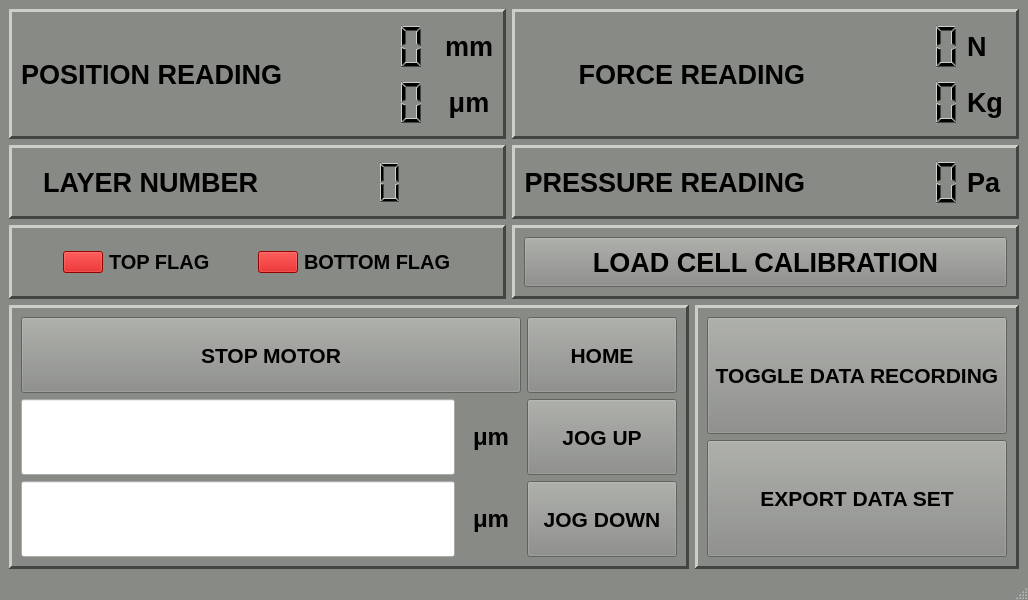
georgeExotic/BlackBetty_v2, file newBlackBetty.ui: the form before one commit.
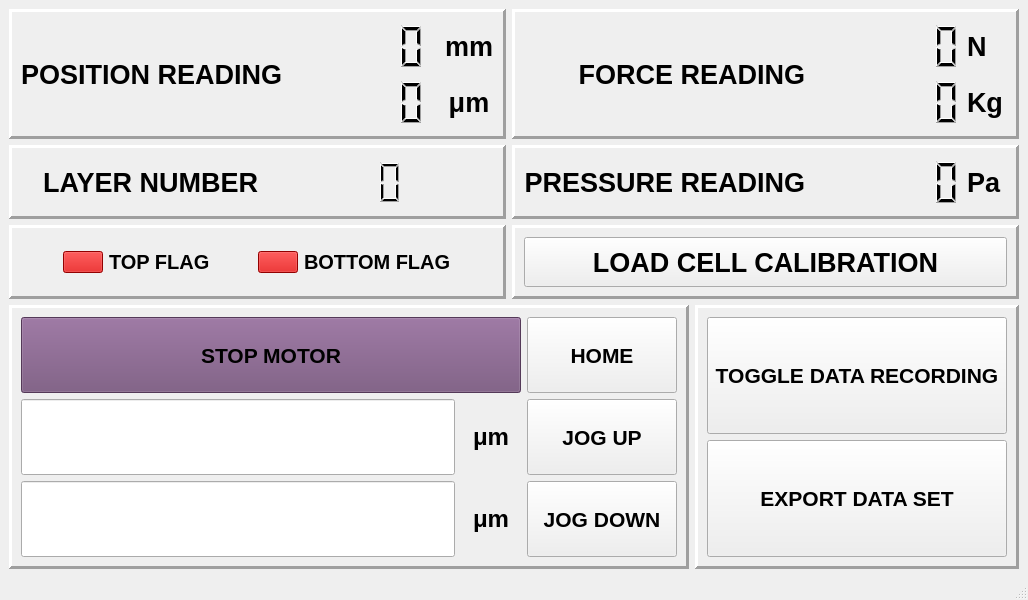
The form after the commit.

```diff
--- a/newBlackBetty.ui
+++ b/newBlackBetty.ui
@@ -22,448 +22,6 @@
     <height>0</height>
    </size>
   </property>
-  <property name="palette">
-   <palette>
-    <active>
-     <colorrole role="WindowText">
-      <brush brushstyle="SolidPattern">
-       <color alpha="255">
-        <red>0</red>
-        <green>0</green>
-        <blue>0</blue>
-       </color>
-      </brush>
-     </colorrole>
-     <colorrole role="Button">
-      <brush brushstyle="SolidPattern">
-       <color alpha="255">
-        <red>136</red>
-        <green>138</green>
-        <blue>133</blue>
-       </color>
-      </brush>
-     </colorrole>
-     <colorrole role="Light">
-      <brush brushstyle="SolidPattern">
-       <color alpha="255">
-        <red>204</red>
-        <green>207</green>
-        <blue>200</blue>
-       </color>
-      </brush>
-     </colorrole>
-     <colorrole role="Midlight">
-      <brush brushstyle="SolidPattern">
-       <color alpha="255">
-        <red>170</red>
-        <green>172</green>
-        <blue>166</blue>
-       </color>
-      </brush>
-     </colorrole>
-     <colorrole role="Dark">
-      <brush brushstyle="SolidPattern">
-       <color alpha="255">
-        <red>68</red>
-        <green>69</green>
-        <blue>66</blue>
-       </color>
-      </brush>
-     </colorrole>
-     <colorrole role="Mid">
-      <brush brushstyle="SolidPattern">
-       <color alpha="255">
-        <red>91</red>
-        <green>92</green>
-        <blue>89</blue>
-       </color>
-      </brush>
-     </colorrole>
-     <colorrole role="Text">
-      <brush brushstyle="SolidPattern">
-       <color alpha="255">
-        <red>0</red>
-        <green>0</green>
-        <blue>0</blue>
-       </color>
-      </brush>
-     </colorrole>
-     <colorrole role="BrightText">
-      <brush brushstyle="SolidPattern">
-       <color alpha="255">
-        <red>255</red>
-        <green>255</green>
-        <blue>255</blue>
-       </color>
-      </brush>
-     </colorrole>
-     <colorrole role="ButtonText">
-      <brush brushstyle="SolidPattern">
-       <color alpha="255">
-        <red>0</red>
-        <green>0</green>
-        <blue>0</blue>
-       </color>
-      </brush>
-     </colorrole>
-     <colorrole role="Base">
-      <brush brushstyle="SolidPattern">
-       <color alpha="255">
-        <red>255</red>
-        <green>255</green>
-        <blue>255</blue>
-       </color>
-      </brush>
-     </colorrole>
-     <colorrole role="Window">
-      <brush brushstyle="SolidPattern">
-       <color alpha="255">
-        <red>136</red>
-        <green>138</green>
-        <blue>133</blue>
-       </color>
-      </brush>
-     </colorrole>
-     <colorrole role="Shadow">
-      <brush brushstyle="SolidPattern">
-       <color alpha="255">
-        <red>0</red>
-        <green>0</green>
-        <blue>0</blue>
-       </color>
-      </brush>
-     </colorrole>
-     <colorrole role="AlternateBase">
-      <brush brushstyle="SolidPattern">
-       <color alpha="255">
-        <red>195</red>
-        <green>196</green>
-        <blue>194</blue>
-       </color>
-      </brush>
-     </colorrole>
-     <colorrole role="ToolTipBase">
-      <brush brushstyle="SolidPattern">
-       <color alpha="255">
-        <red>255</red>
-        <green>255</green>
-        <blue>220</blue>
-       </color>
-      </brush>
-     </colorrole>
-     <colorrole role="ToolTipText">
-      <brush brushstyle="SolidPattern">
-       <color alpha="255">
-        <red>0</red>
-        <green>0</green>
-        <blue>0</blue>
-       </color>
-      </brush>
-     </colorrole>
-     <colorrole role="PlaceholderText">
-      <brush brushstyle="SolidPattern">
-       <color alpha="128">
-        <red>0</red>
-        <green>0</green>
-        <blue>0</blue>
-       </color>
-      </brush>
-     </colorrole>
-    </active>
-    <inactive>
-     <colorrole role="WindowText">
-      <brush brushstyle="SolidPattern">
-       <color alpha="255">
-        <red>0</red>
-        <green>0</green>
-        <blue>0</blue>
-       </color>
-      </brush>
-     </colorrole>
-     <colorrole role="Button">
-      <brush brushstyle="SolidPattern">
-       <color alpha="255">
-        <red>136</red>
-        <green>138</green>
-        <blue>133</blue>
-       </color>
-      </brush>
-     </colorrole>
-     <colorrole role="Light">
-      <brush brushstyle="SolidPattern">
-       <color alpha="255">
-        <red>204</red>
-        <green>207</green>
-        <blue>200</blue>
-       </color>
-      </brush>
-     </colorrole>
-     <colorrole role="Midlight">
-      <brush brushstyle="SolidPattern">
-       <color alpha="255">
-        <red>170</red>
-        <green>172</green>
-        <blue>166</blue>
-       </color>
-      </brush>
-     </colorrole>
-     <colorrole role="Dark">
-      <brush brushstyle="SolidPattern">
-       <color alpha="255">
-        <red>68</red>
-        <green>69</green>
-        <blue>66</blue>
-       </color>
-      </brush>
-     </colorrole>
-     <colorrole role="Mid">
-      <brush brushstyle="SolidPattern">
-       <color alpha="255">
-        <red>91</red>
-        <green>92</green>
-        <blue>89</blue>
-       </color>
-      </brush>
-     </colorrole>
-     <colorrole role="Text">
-      <brush brushstyle="SolidPattern">
-       <color alpha="255">
-        <red>0</red>
-        <green>0</green>
-        <blue>0</blue>
-       </color>
-      </brush>
-     </colorrole>
-     <colorrole role="BrightText">
-      <brush brushstyle="SolidPattern">
-       <color alpha="255">
-        <red>255</red>
-        <green>255</green>
-        <blue>255</blue>
-       </color>
-      </brush>
-     </colorrole>
-     <colorrole role="ButtonText">
-      <brush brushstyle="SolidPattern">
-       <color alpha="255">
-        <red>0</red>
-        <green>0</green>
-        <blue>0</blue>
-       </color>
-      </brush>
-     </colorrole>
-     <colorrole role="Base">
-      <brush brushstyle="SolidPattern">
-       <color alpha="255">
-        <red>255</red>
-        <green>255</green>
-        <blue>255</blue>
-       </color>
-      </brush>
-     </colorrole>
-     <colorrole role="Window">
-      <brush brushstyle="SolidPattern">
-       <color alpha="255">
-        <red>136</red>
-        <green>138</green>
-        <blue>133</blue>
-       </color>
-      </brush>
-     </colorrole>
-     <colorrole role="Shadow">
-      <brush brushstyle="SolidPattern">
-       <color alpha="255">
-        <red>0</red>
-        <green>0</green>
-        <blue>0</blue>
-       </color>
-      </brush>
-     </colorrole>
-     <colorrole role="AlternateBase">
-      <brush brushstyle="SolidPattern">
-       <color alpha="255">
-        <red>195</red>
-        <green>196</green>
-        <blue>194</blue>
-       </color>
-      </brush>
-     </colorrole>
-     <colorrole role="ToolTipBase">
-      <brush brushstyle="SolidPattern">
-       <color alpha="255">
-        <red>255</red>
-        <green>255</green>
-        <blue>220</blue>
-       </color>
-      </brush>
-     </colorrole>
-     <colorrole role="ToolTipText">
-      <brush brushstyle="SolidPattern">
-       <color alpha="255">
-        <red>0</red>
-        <green>0</green>
-        <blue>0</blue>
-       </color>
-      </brush>
-     </colorrole>
-     <colorrole role="PlaceholderText">
-      <brush brushstyle="SolidPattern">
-       <color alpha="128">
-        <red>0</red>
-        <green>0</green>
-        <blue>0</blue>
-       </color>
-      </brush>
-     </colorrole>
-    </inactive>
-    <disabled>
-     <colorrole role="WindowText">
-      <brush brushstyle="SolidPattern">
-       <color alpha="255">
-        <red>68</red>
-        <green>69</green>
-        <blue>66</blue>
-       </color>
-      </brush>
-     </colorrole>
-     <colorrole role="Button">
-      <brush brushstyle="SolidPattern">
-       <color alpha="255">
-        <red>136</red>
-        <green>138</green>
-        <blue>133</blue>
-       </color>
-      </brush>
-     </colorrole>
-     <colorrole role="Light">
-      <brush brushstyle="SolidPattern">
-       <color alpha="255">
-        <red>204</red>
-        <green>207</green>
-        <blue>200</blue>
-       </color>
-      </brush>
-     </colorrole>
-     <colorrole role="Midlight">
-      <brush brushstyle="SolidPattern">
-       <color alpha="255">
-        <red>170</red>
-        <green>172</green>
-        <blue>166</blue>
-       </color>
-      </brush>
-     </colorrole>
-     <colorrole role="Dark">
-      <brush brushstyle="SolidPattern">
-       <color alpha="255">
-        <red>68</red>
-        <green>69</green>
-        <blue>66</blue>
-       </color>
-      </brush>
-     </colorrole>
-     <colorrole role="Mid">
-      <brush brushstyle="SolidPattern">
-       <color alpha="255">
-        <red>91</red>
-        <green>92</green>
-        <blue>89</blue>
-       </color>
-      </brush>
-     </colorrole>
-     <colorrole role="Text">
-      <brush brushstyle="SolidPattern">
-       <color alpha="255">
-        <red>68</red>
-        <green>69</green>
-        <blue>66</blue>
-       </color>
-      </brush>
-     </colorrole>
-     <colorrole role="BrightText">
-      <brush brushstyle="SolidPattern">
-       <color alpha="255">
-        <red>255</red>
-        <green>255</green>
-        <blue>255</blue>
-       </color>
-      </brush>
-     </colorrole>
-     <colorrole role="ButtonText">
-      <brush brushstyle="SolidPattern">
-       <color alpha="255">
-        <red>68</red>
-        <green>69</green>
-        <blue>66</blue>
-       </color>
-      </brush>
-     </colorrole>
-     <colorrole role="Base">
-      <brush brushstyle="SolidPattern">
-       <color alpha="255">
-        <red>136</red>
-        <green>138</green>
-        <blue>133</blue>
-       </color>
-      </brush>
-     </colorrole>
-     <colorrole role="Window">
-      <brush brushstyle="SolidPattern">
-       <color alpha="255">
-        <red>136</red>
-        <green>138</green>
-        <blue>133</blue>
-       </color>
-      </brush>
-     </colorrole>
-     <colorrole role="Shadow">
-      <brush brushstyle="SolidPattern">
-       <color alpha="255">
-        <red>0</red>
-        <green>0</green>
-        <blue>0</blue>
-       </color>
-      </brush>
-     </colorrole>
-     <colorrole role="AlternateBase">
-      <brush brushstyle="SolidPattern">
-       <color alpha="255">
-        <red>136</red>
-        <green>138</green>
-        <blue>133</blue>
-       </color>
-      </brush>
-     </colorrole>
-     <colorrole role="ToolTipBase">
-      <brush brushstyle="SolidPattern">
-       <color alpha="255">
-        <red>255</red>
-        <green>255</green>
-        <blue>220</blue>
-       </color>
-      </brush>
-     </colorrole>
-     <colorrole role="ToolTipText">
-      <brush brushstyle="SolidPattern">
-       <color alpha="255">
-        <red>0</red>
-        <green>0</green>
-        <blue>0</blue>
-       </color>
-      </brush>
-     </colorrole>
-     <colorrole role="PlaceholderText">
-      <brush brushstyle="SolidPattern">
-       <color alpha="128">
-        <red>0</red>
-        <green>0</green>
-        <blue>0</blue>
-       </color>
-      </brush>
-     </colorrole>
-    </disabled>
-   </palette>
-  </property>
   <property name="windowTitle">
    <string>MainWindow</string>
   </property>
@@ -1473,6 +1031,9 @@
              <bold>true</bold>
             </font>
            </property>
+           <property name="styleSheet">
+            <string notr="true">background-color: rgb(117, 80, 123);</string>
+           </property>
            <property name="text">
             <string>STOP MOTOR</string>
            </property>
```
